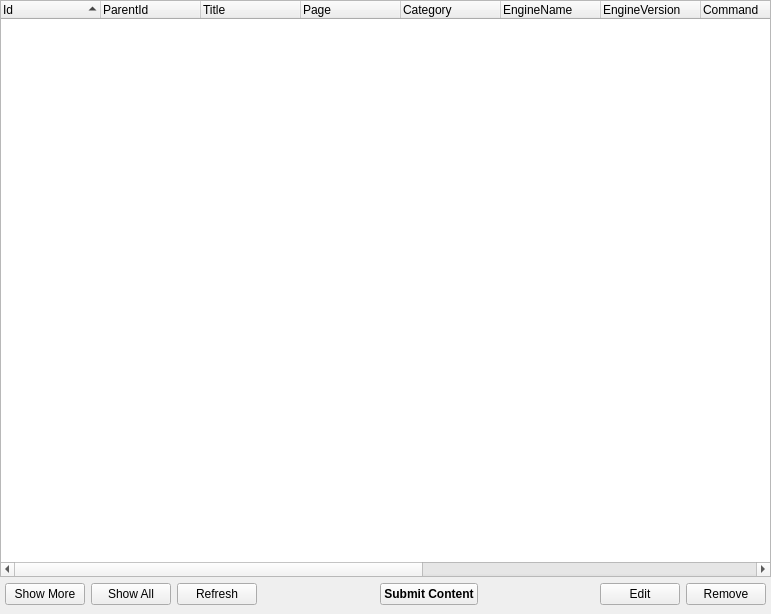
Qt form BaseClient/Source/ManageContentWidget.ui (WorksAhead/Base) before a commit.
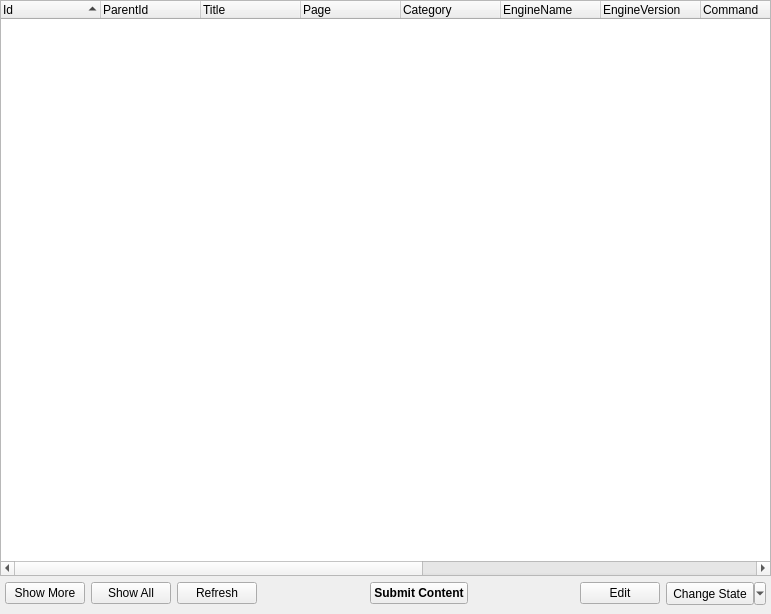
The same form after that commit.

```diff
--- a/BaseClient/Source/ManageContentWidget.ui
+++ b/BaseClient/Source/ManageContentWidget.ui
@@ -191,9 +191,18 @@
       </widget>
      </item>
      <item>
-      <widget class="QPushButton" name="removeButton">
+      <widget class="QToolButton" name="changeStateButton">
+       <property name="minimumSize">
+        <size>
+         <width>0</width>
+         <height>23</height>
+        </size>
+       </property>
        <property name="text">
-        <string>Remove</string>
+        <string>Change State</string>
+       </property>
+       <property name="popupMode">
+        <enum>QToolButton::MenuButtonPopup</enum>
        </property>
       </widget>
      </item>
```
Left out of the diff: 1 changed line with no effect on the pictures.
